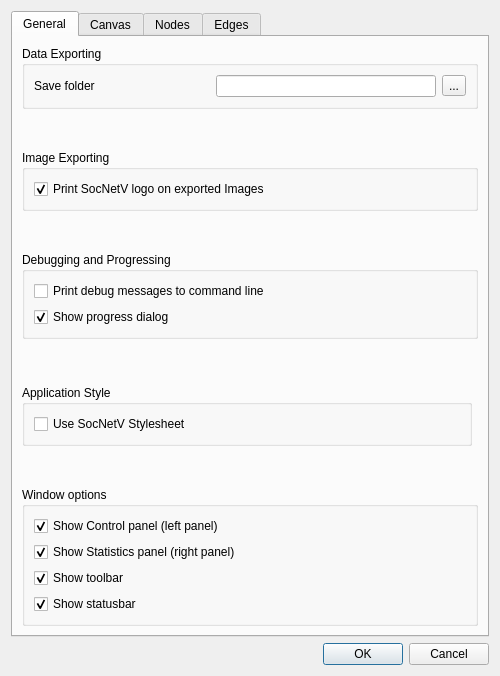
Before: the Qt Designer form src/forms/dialogsettings.ui in socnetv/app, drawn with Qt 5.
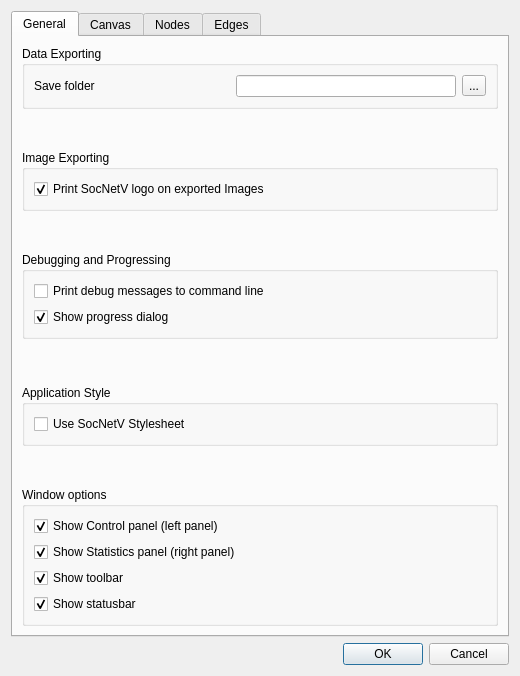
After: the same form once the commit is applied. The open tabs and pages were chosen to show the change. Icons and pictures are not drawn.

The edit to the form file:
```diff
--- a/src/forms/dialogsettings.ui
+++ b/src/forms/dialogsettings.ui
@@ -6,13 +6,13 @@
    <rect>
     <x>0</x>
     <y>0</y>
-    <width>500</width>
+    <width>520</width>
     <height>676</height>
    </rect>
   </property>
   <property name="minimumSize">
    <size>
-    <width>500</width>
+    <width>520</width>
     <height>640</height>
    </size>
   </property>
@@ -42,11 +42,98 @@
        <string>General</string>
       </attribute>
       <layout class="QGridLayout" name="gridLayout_3">
-       <item row="2" column="0" colspan="3">
+       <item row="0" column="0">
+        <widget class="QGroupBox" name="appExportingGroupBox">
+         <property name="minimumSize">
+          <size>
+           <width>430</width>
+           <height>0</height>
+          </size>
+         </property>
+         <property name="title">
+          <string>Data Exporting</string>
+         </property>
+         <layout class="QHBoxLayout" name="horizontalLayout_26">
+          <item>
+           <layout class="QHBoxLayout" name="horizontalLayout">
+            <item>
+             <widget class="QLabel" name="label">
+              <property name="toolTip">
+               <string>&lt;html&gt;&lt;head/&gt;&lt;body&gt;&lt;p&gt;&lt;span style=&quot; font-weight:600;&quot;&gt;Default Save / Export folder &lt;/span&gt;&lt;/p&gt;&lt;p&gt;Click the small button on the far right corner to select a folder, where all SocNetV files and reports will be saved by default. &lt;/p&gt;&lt;p&gt;This is a permanent setting. Once you press OK, it will be saved and will be the default of the application every time you run SocNetV - until you change it again.&lt;/p&gt;&lt;/body&gt;&lt;/html&gt;</string>
+              </property>
+              <property name="text">
+               <string>Save folder</string>
+              </property>
+             </widget>
+            </item>
+            <item>
+             <spacer name="horizontalSpacer">
+              <property name="orientation">
+               <enum>Qt::Horizontal</enum>
+              </property>
+              <property name="sizeHint" stdset="0">
+               <size>
+                <width>48</width>
+                <height>20</height>
+               </size>
+              </property>
+             </spacer>
+            </item>
+            <item>
+             <widget class="QLineEdit" name="dataDirEdit">
+              <property name="minimumSize">
+               <size>
+                <width>220</width>
+                <height>0</height>
+               </size>
+              </property>
+              <property name="toolTip">
+               <string>&lt;html&gt;&lt;head/&gt;&lt;body&gt;&lt;p&gt;&lt;span style=&quot; font-weight:600;&quot;&gt;Default Save / Export folder &lt;/span&gt;&lt;/p&gt;&lt;p&gt;This is the path of the folder where all SocNetV files and reports will be saved. &lt;/p&gt;&lt;p&gt;Click the button on the right to select a new folder. &lt;/p&gt;&lt;p&gt;If the folder does not exist, it wil be created.&lt;/p&gt;&lt;p&gt;This is a permanent setting. Once you press OK, it will be saved and will be the default of the application every time you run SocNetV - until you change it again.&lt;/p&gt;&lt;/body&gt;&lt;/html&gt;</string>
+              </property>
+              <property name="whatsThis">
+               <string>&lt;html&gt;&lt;head/&gt;&lt;body&gt;&lt;p&gt;&lt;span style=&quot; font-weight:600;&quot;&gt;Default Save / Export folder &lt;/span&gt;&lt;/p&gt;&lt;p&gt;This is the path of the folder where all SocNetV files and reports will be saved. &lt;/p&gt;&lt;p&gt;Click the button on the right to select a new folder. &lt;/p&gt;&lt;p&gt;This is a permanent setting, it will be the default of the application every time you run SocNetV. If the folder does not exist, it wil be created.&lt;/p&gt;&lt;/body&gt;&lt;/html&gt;</string>
+              </property>
+             </widget>
+            </item>
+            <item>
+             <widget class="QToolButton" name="dataDirSelectButton">
+              <property name="cursor">
+               <cursorShape>PointingHandCursor</cursorShape>
+              </property>
+              <property name="toolTip">
+               <string>&lt;html&gt;&lt;head/&gt;&lt;body&gt;&lt;p&gt;&lt;span style=&quot; font-weight:600;&quot;&gt;Default Save / Export folder &lt;/span&gt;&lt;/p&gt;&lt;p&gt;Click this button to select a folder, where all SocNetV files and reports will be saved by default. &lt;/p&gt;&lt;p&gt;This is a permanent setting. Once you press OK, it will be saved and will be the default of the application every time you run SocNetV - until you change it again.&lt;/p&gt;&lt;/body&gt;&lt;/html&gt;</string>
+              </property>
+              <property name="whatsThis">
+               <string>&lt;html&gt;&lt;head/&gt;&lt;body&gt;&lt;p&gt;&lt;span style=&quot; font-weight:600;&quot;&gt;Default Save / Export folder &lt;/span&gt;&lt;/p&gt;&lt;p&gt;Click this button to select a folder, where all SocNetV files and reports will be saved by default. &lt;/p&gt;&lt;p&gt;This is a permanent setting, it will be the default of the application every time you run SocNetV. If the folder does not exist, it wil be created.&lt;/p&gt;&lt;/body&gt;&lt;/html&gt;</string>
+              </property>
+              <property name="text">
+               <string>...</string>
+              </property>
+             </widget>
+            </item>
+           </layout>
+          </item>
+         </layout>
+        </widget>
+       </item>
+       <item row="1" column="0">
+        <spacer name="verticalSpacer_3">
+         <property name="orientation">
+          <enum>Qt::Vertical</enum>
+         </property>
+         <property name="sizeHint" stdset="0">
+          <size>
+           <width>388</width>
+           <height>6</height>
+          </size>
+         </property>
+        </spacer>
+       </item>
+       <item row="2" column="0">
         <widget class="QGroupBox" name="imageExportgroupBox">
          <property name="minimumSize">
           <size>
-           <width>450</width>
+           <width>400</width>
            <height>0</height>
           </size>
          </property>
@@ -89,42 +176,11 @@
          </property>
         </spacer>
        </item>
-       <item row="6" column="0">
-        <widget class="QGroupBox" name="styleGroupBox">
-         <property name="minimumSize">
-          <size>
-           <width>450</width>
-           <height>0</height>
-          </size>
-         </property>
-         <property name="title">
-          <string>Application Style</string>
-         </property>
-         <layout class="QVBoxLayout" name="verticalLayout_8">
-          <item>
-           <widget class="QCheckBox" name="stylesheetDefaultChkBox">
-            <property name="toolTip">
-             <string>&lt;html&gt;&lt;head/&gt;&lt;body&gt;&lt;p&gt;&lt;span style=&quot; font-weight:600;&quot;&gt;Debug Messages&lt;/span&gt;&lt;/p&gt;&lt;p&gt;Enable or disable debug messages to strerr. &lt;/p&gt;&lt;p&gt;Once you enable this and press OK, you must close and run SocNetV again from the command line / terminal, in order to see the debug messages.&lt;/p&gt;&lt;p&gt;Enabling has a significant cpu cost but lets you know what SocNetV is actually doing.&lt;/p&gt;&lt;p&gt;This is a permanent setting. Once you press OK, it will be saved and will be the default of the application every time you run SocNetV - until you change it again.&lt;/p&gt;&lt;/body&gt;&lt;/html&gt;</string>
-            </property>
-            <property name="whatsThis">
-             <string>&lt;html&gt;&lt;head/&gt;&lt;body&gt;&lt;p&gt;&lt;span style=&quot; font-weight:600;&quot;&gt;Debug Messages&lt;/span&gt;&lt;/p&gt;&lt;p&gt;Enables or disable debug messages to strerr. &lt;/p&gt;&lt;p&gt;Enabling has a significant cpu cost but lets you know what SocNetV is actually doing.&lt;/p&gt;&lt;p&gt;This is a permanent setting, it will be the default of the application every time you run SocNetV. &lt;/p&gt;&lt;/body&gt;&lt;/html&gt;</string>
-            </property>
-            <property name="layoutDirection">
-             <enum>Qt::LeftToRight</enum>
-            </property>
-            <property name="text">
-             <string>Use SocNetV Stylesheet</string>
-            </property>
-           </widget>
-          </item>
-         </layout>
-        </widget>
-       </item>
-       <item row="4" column="0" colspan="3">
+       <item row="4" column="0">
         <widget class="QGroupBox" name="debugGroupBox">
          <property name="minimumSize">
           <size>
-           <width>450</width>
+           <width>400</width>
            <height>0</height>
           </size>
          </property>
@@ -170,11 +226,74 @@
          </layout>
         </widget>
        </item>
-       <item row="8" column="0" colspan="3">
+       <item row="5" column="0">
+        <spacer name="verticalSpacer_4">
+         <property name="orientation">
+          <enum>Qt::Vertical</enum>
+         </property>
+         <property name="sizeHint" stdset="0">
+          <size>
+           <width>17</width>
+           <height>40</height>
+          </size>
+         </property>
+        </spacer>
+       </item>
+       <item row="6" column="0">
+        <widget class="QGroupBox" name="styleGroupBox">
+         <property name="sizePolicy">
+          <sizepolicy hsizetype="MinimumExpanding" vsizetype="Preferred">
+           <horstretch>0</horstretch>
+           <verstretch>0</verstretch>
+          </sizepolicy>
+         </property>
+         <property name="minimumSize">
+          <size>
+           <width>400</width>
+           <height>0</height>
+          </size>
+         </property>
+         <property name="title">
+          <string>Application Style</string>
+         </property>
+         <layout class="QVBoxLayout" name="verticalLayout_8">
+          <item>
+           <widget class="QCheckBox" name="stylesheetDefaultChkBox">
+            <property name="toolTip">
+             <string>&lt;html&gt;&lt;head/&gt;&lt;body&gt;&lt;p&gt;&lt;span style=&quot; font-weight:600;&quot;&gt;Debug Messages&lt;/span&gt;&lt;/p&gt;&lt;p&gt;Enable or disable debug messages to strerr. &lt;/p&gt;&lt;p&gt;Once you enable this and press OK, you must close and run SocNetV again from the command line / terminal, in order to see the debug messages.&lt;/p&gt;&lt;p&gt;Enabling has a significant cpu cost but lets you know what SocNetV is actually doing.&lt;/p&gt;&lt;p&gt;This is a permanent setting. Once you press OK, it will be saved and will be the default of the application every time you run SocNetV - until you change it again.&lt;/p&gt;&lt;/body&gt;&lt;/html&gt;</string>
+            </property>
+            <property name="whatsThis">
+             <string>&lt;html&gt;&lt;head/&gt;&lt;body&gt;&lt;p&gt;&lt;span style=&quot; font-weight:600;&quot;&gt;Debug Messages&lt;/span&gt;&lt;/p&gt;&lt;p&gt;Enables or disable debug messages to strerr. &lt;/p&gt;&lt;p&gt;Enabling has a significant cpu cost but lets you know what SocNetV is actually doing.&lt;/p&gt;&lt;p&gt;This is a permanent setting, it will be the default of the application every time you run SocNetV. &lt;/p&gt;&lt;/body&gt;&lt;/html&gt;</string>
+            </property>
+            <property name="layoutDirection">
+             <enum>Qt::LeftToRight</enum>
+            </property>
+            <property name="text">
+             <string>Use SocNetV Stylesheet</string>
+            </property>
+           </widget>
+          </item>
+         </layout>
+        </widget>
+       </item>
+       <item row="7" column="0">
+        <spacer name="verticalSpacer_6">
+         <property name="orientation">
+          <enum>Qt::Vertical</enum>
+         </property>
+         <property name="sizeHint" stdset="0">
+          <size>
+           <width>20</width>
+           <height>24</height>
+          </size>
+         </property>
+        </spacer>
+       </item>
+       <item row="8" column="0">
         <widget class="QGroupBox" name="windowGroupBox">
          <property name="minimumSize">
           <size>
-           <width>450</width>
+           <width>400</width>
            <height>0</height>
           </size>
          </property>
@@ -261,119 +380,6 @@
          </layout>
         </widget>
        </item>
-       <item row="0" column="0" colspan="3">
-        <widget class="QGroupBox" name="appExportingGroupBox">
-         <property name="minimumSize">
-          <size>
-           <width>450</width>
-           <height>0</height>
-          </size>
-         </property>
-         <property name="title">
-          <string>Data Exporting</string>
-         </property>
-         <layout class="QHBoxLayout" name="horizontalLayout_26">
-          <item>
-           <layout class="QHBoxLayout" name="horizontalLayout">
-            <item>
-             <widget class="QLabel" name="label">
-              <property name="toolTip">
-               <string>&lt;html&gt;&lt;head/&gt;&lt;body&gt;&lt;p&gt;&lt;span style=&quot; font-weight:600;&quot;&gt;Default Save / Export folder &lt;/span&gt;&lt;/p&gt;&lt;p&gt;Click the small button on the far right corner to select a folder, where all SocNetV files and reports will be saved by default. &lt;/p&gt;&lt;p&gt;This is a permanent setting. Once you press OK, it will be saved and will be the default of the application every time you run SocNetV - until you change it again.&lt;/p&gt;&lt;/body&gt;&lt;/html&gt;</string>
-              </property>
-              <property name="text">
-               <string>Save folder</string>
-              </property>
-             </widget>
-            </item>
-            <item>
-             <spacer name="horizontalSpacer">
-              <property name="orientation">
-               <enum>Qt::Horizontal</enum>
-              </property>
-              <property name="sizeHint" stdset="0">
-               <size>
-                <width>48</width>
-                <height>20</height>
-               </size>
-              </property>
-             </spacer>
-            </item>
-            <item>
-             <widget class="QLineEdit" name="dataDirEdit">
-              <property name="minimumSize">
-               <size>
-                <width>220</width>
-                <height>0</height>
-               </size>
-              </property>
-              <property name="toolTip">
-               <string>&lt;html&gt;&lt;head/&gt;&lt;body&gt;&lt;p&gt;&lt;span style=&quot; font-weight:600;&quot;&gt;Default Save / Export folder &lt;/span&gt;&lt;/p&gt;&lt;p&gt;This is the path of the folder where all SocNetV files and reports will be saved. &lt;/p&gt;&lt;p&gt;Click the button on the right to select a new folder. &lt;/p&gt;&lt;p&gt;If the folder does not exist, it wil be created.&lt;/p&gt;&lt;p&gt;This is a permanent setting. Once you press OK, it will be saved and will be the default of the application every time you run SocNetV - until you change it again.&lt;/p&gt;&lt;/body&gt;&lt;/html&gt;</string>
-              </property>
-              <property name="whatsThis">
-               <string>&lt;html&gt;&lt;head/&gt;&lt;body&gt;&lt;p&gt;&lt;span style=&quot; font-weight:600;&quot;&gt;Default Save / Export folder &lt;/span&gt;&lt;/p&gt;&lt;p&gt;This is the path of the folder where all SocNetV files and reports will be saved. &lt;/p&gt;&lt;p&gt;Click the button on the right to select a new folder. &lt;/p&gt;&lt;p&gt;This is a permanent setting, it will be the default of the application every time you run SocNetV. If the folder does not exist, it wil be created.&lt;/p&gt;&lt;/body&gt;&lt;/html&gt;</string>
-              </property>
-             </widget>
-            </item>
-            <item>
-             <widget class="QToolButton" name="dataDirSelectButton">
-              <property name="cursor">
-               <cursorShape>PointingHandCursor</cursorShape>
-              </property>
-              <property name="toolTip">
-               <string>&lt;html&gt;&lt;head/&gt;&lt;body&gt;&lt;p&gt;&lt;span style=&quot; font-weight:600;&quot;&gt;Default Save / Export folder &lt;/span&gt;&lt;/p&gt;&lt;p&gt;Click this button to select a folder, where all SocNetV files and reports will be saved by default. &lt;/p&gt;&lt;p&gt;This is a permanent setting. Once you press OK, it will be saved and will be the default of the application every time you run SocNetV - until you change it again.&lt;/p&gt;&lt;/body&gt;&lt;/html&gt;</string>
-              </property>
-              <property name="whatsThis">
-               <string>&lt;html&gt;&lt;head/&gt;&lt;body&gt;&lt;p&gt;&lt;span style=&quot; font-weight:600;&quot;&gt;Default Save / Export folder &lt;/span&gt;&lt;/p&gt;&lt;p&gt;Click this button to select a folder, where all SocNetV files and reports will be saved by default. &lt;/p&gt;&lt;p&gt;This is a permanent setting, it will be the default of the application every time you run SocNetV. If the folder does not exist, it wil be created.&lt;/p&gt;&lt;/body&gt;&lt;/html&gt;</string>
-              </property>
-              <property name="text">
-               <string>...</string>
-              </property>
-             </widget>
-            </item>
-           </layout>
-          </item>
-         </layout>
-        </widget>
-       </item>
-       <item row="1" column="0" colspan="3">
-        <spacer name="verticalSpacer_3">
-         <property name="orientation">
-          <enum>Qt::Vertical</enum>
-         </property>
-         <property name="sizeHint" stdset="0">
-          <size>
-           <width>388</width>
-           <height>9</height>
-          </size>
-         </property>
-        </spacer>
-       </item>
-       <item row="7" column="0">
-        <spacer name="verticalSpacer_6">
-         <property name="orientation">
-          <enum>Qt::Vertical</enum>
-         </property>
-         <property name="sizeHint" stdset="0">
-          <size>
-           <width>20</width>
-           <height>24</height>
-          </size>
-         </property>
-        </spacer>
-       </item>
-       <item row="5" column="0">
-        <spacer name="verticalSpacer_4">
-         <property name="orientation">
-          <enum>Qt::Vertical</enum>
-         </property>
-         <property name="sizeHint" stdset="0">
-          <size>
-           <width>17</width>
-           <height>40</height>
-          </size>
-         </property>
-        </spacer>
-       </item>
       </layout>
      </widget>
      <widget class="QWidget" name="canvasTab">
```
Left out of the diff: 2 changed lines with no effect on the pictures.
